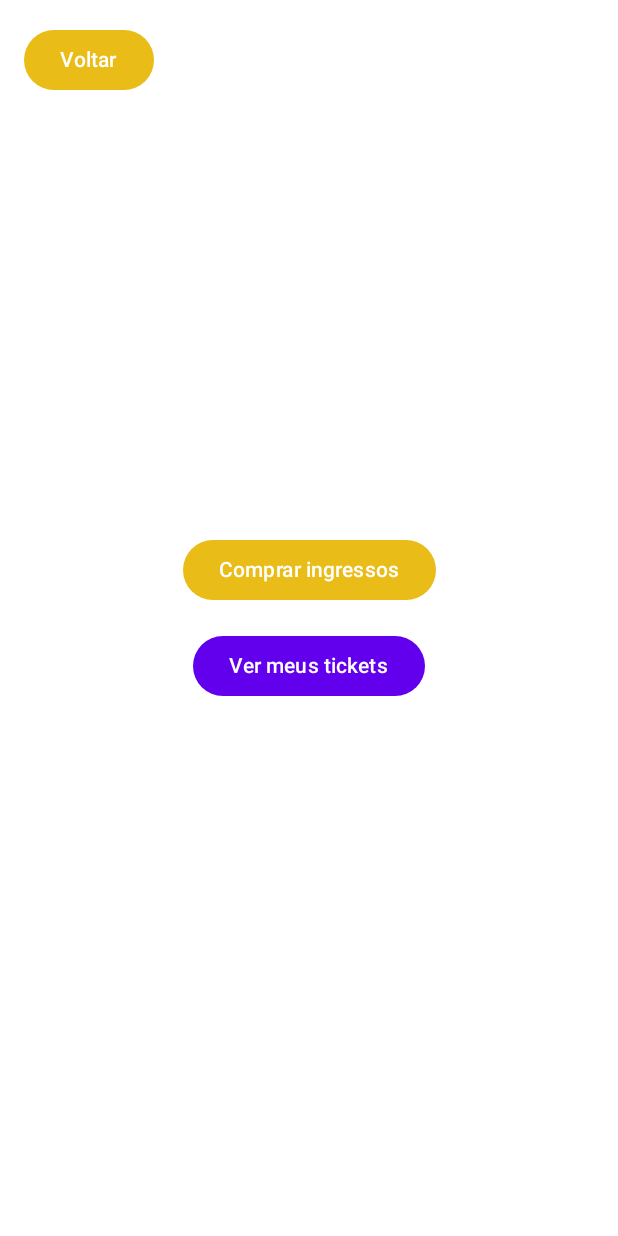
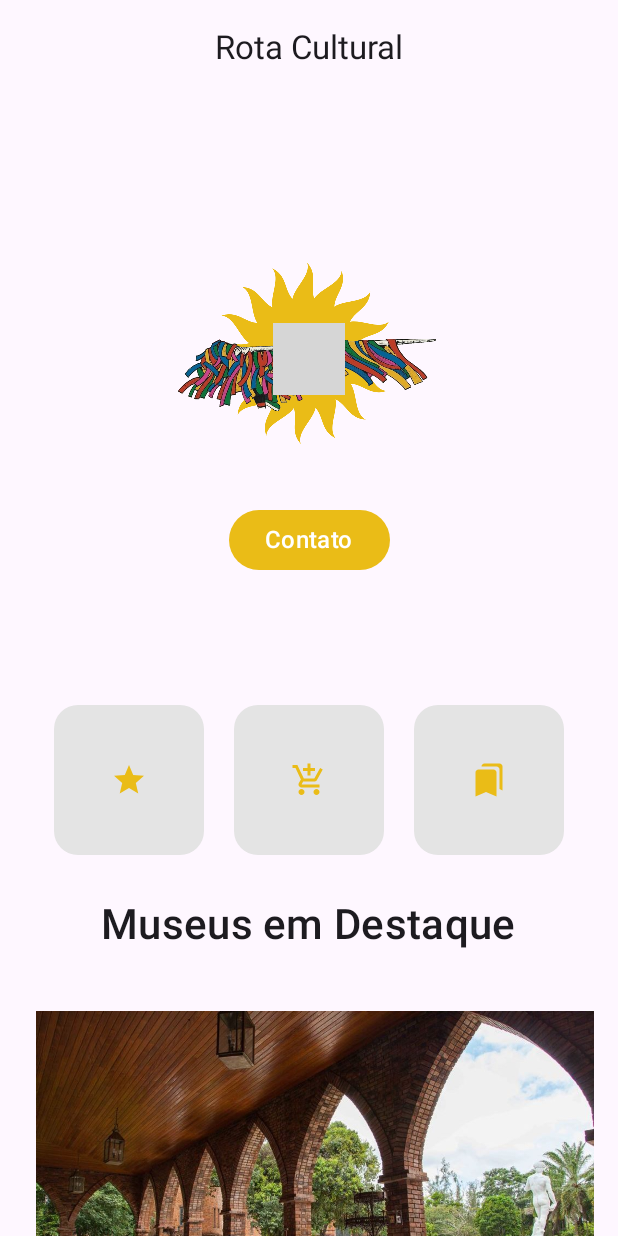
Before and after one commit to eduardasantanab/projeto_mobile_rota_cultural, an Android app built with Jetpack Compose: the composable NavGraph shown on its own in the app's theme, after a tap on "Voltar", on a phone screen of 412 x 824 dp. Run offline under Robolectric (Android 15) with nearby library versions, the phone set to English and light mode, and no system bars; 7 statements that could not run were skipped; grey boxes are pictures that could not be loaded.

Commit message:
configurando botão de voltar na tela de ingressos

```diff
--- a/app/src/main/java/com/example/lunchtray/ui/ingressos/NavGraph.kt
+++ b/app/src/main/java/com/example/lunchtray/ui/ingressos/NavGraph.kt
@@ -10,6 +10,8 @@ import androidx.navigation.compose.NavHost
 import androidx.navigation.compose.composable
 import androidx.navigation.compose.rememberNavController
 import androidx.navigation.navArgument
+import com.example.lunchtray.RotaCulturalApp
+import com.example.lunchtray.ui.TelaInicial
 
 @Composable
 fun NavGraph(navController: NavHostController) {
@@ -43,6 +45,9 @@ fun NavGraph(navController: NavHostController) {
         composable("TelaDeTicketsSalvos") {
             TelaDeTicketsSalvos(navController, ticketViewModel)
         }
+        composable("TelaInicial") {
+            RotaCulturalApp()
+        }
     }
 }
 @Preview
--- a/app/src/main/java/com/example/lunchtray/ui/ingressos/TelaIngressos.kt
+++ b/app/src/main/java/com/example/lunchtray/ui/ingressos/TelaIngressos.kt
@@ -17,7 +17,11 @@ import androidx.navigation.NavController
 @Composable
 fun TelaIngressos(navController: NavController) {
     Button(
-        onClick = { navController.popBackStack() },
+        onClick = {
+            navController.navigate("TelaInicial") {
+                popUpTo(navController.graph.startDestinationId) { inclusive = true }
+            }
+        },
         colors = ButtonDefaults.buttonColors(containerColor = Color(0xFFEABC17)),
         modifier = Modifier.padding(top = 16.dp, start = 16.dp)
     ) {
```
